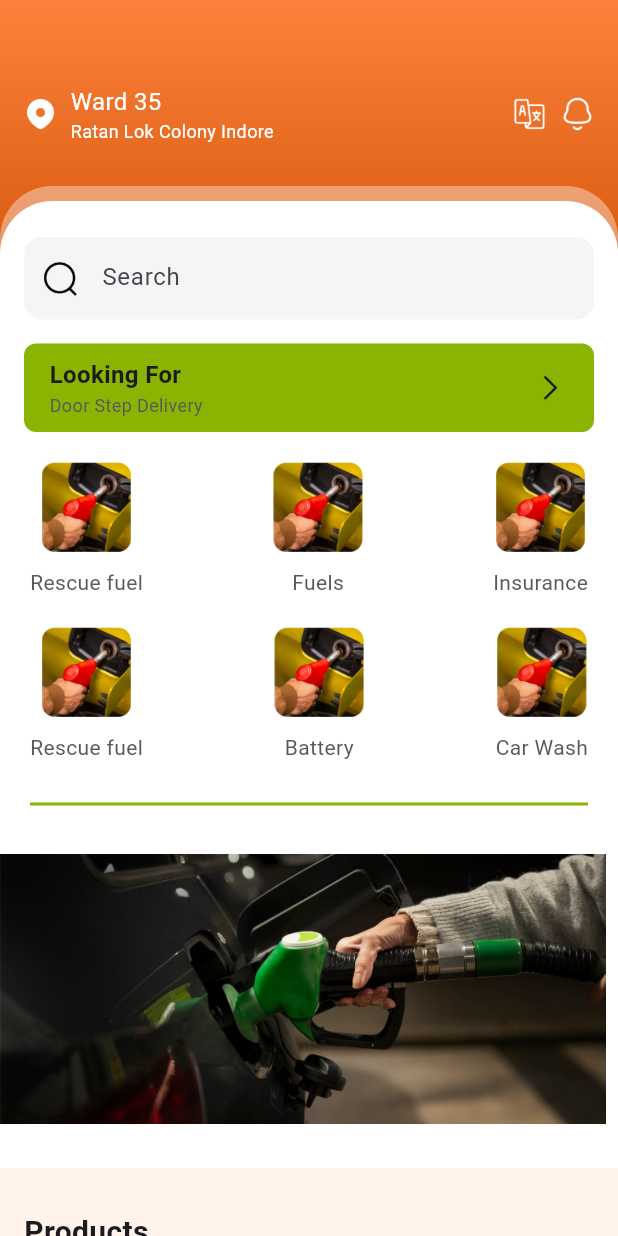
After one commit to Jayeshkushwah/alpha_test, a Flutter app: the screen it shows after launch, after a tap on "Login", on a phone screen of 412 x 824 dp. The commit adds this screen. Run offline on Flutter 3.47's test engine with Material 3 defaults, Android fonts, the phone set to English and light mode, and no system bars.

Commit message:
Added home page

```diff
--- /dev/null
+++ b/lib/home_page.dart
@@ -0,0 +1,415 @@
+import 'package:flutter/material.dart';
+import 'package:flutter/widgets.dart';
+
+class HomePage extends StatelessWidget {
+  const HomePage({super.key});
+
+  @override
+  Widget build(BuildContext context) {
+    return Scaffold(
+      body: SingleChildScrollView(
+        child: Container(
+          decoration: const BoxDecoration(
+              gradient: LinearGradient(
+                  begin: Alignment.topCenter,
+                  end: Alignment.center,
+                  colors: [
+                Color.fromRGBO(252, 130, 59, 1),
+                Color.fromRGBO(211, 83, 7, 1),
+                Color.fromRGBO(211, 83, 7, 1),
+                Color.fromRGBO(211, 83, 7, 1),
+              ])),
+          child: Padding(
+            padding: const EdgeInsets.only(top: 48),
+            child: Column(
+              children: [
+                Padding(
+                  padding:
+                      const EdgeInsets.symmetric(horizontal: 15.0, vertical: 8),
+
+                  // Top App bar
+                  child: Row(
+                    mainAxisAlignment: MainAxisAlignment.spaceBetween,
+                    children: [
+                      Row(
+                        children: [
+                          Image.asset(
+                            "assets/mingcute_location-fill.png",
+                            // scale: 20,
+                            height: 24,
+                          ),
+                          const SizedBox(width: 8),
+                          const Column(
+                            crossAxisAlignment: CrossAxisAlignment.start,
+                            children: [
+                              Text(
+                                "Ward 35",
+                                style: TextStyle(
+                                  color: Colors.white,
+                                  fontSize: 16,
+                                ),
+                              ),
+                              Text(
+                                "Ratan Lok Colony Indore",
+                                style: TextStyle(
+                                  color: Colors.white,
+                                  fontSize: 12,
+                                ),
+                              ),
+                            ],
+                          ),
+                        ],
+                      ),
+                      Row(
+                        children: [
+                          Image.asset(
+                            "assets/Group 2979.png",
+                            height: 24,
+                          ),
+                          const SizedBox(width: 8),
+                          Image.asset(
+                            "assets/Notification.png",
+                            height: 24,
+                          ),
+                        ],
+                      )
+                    ],
+                  ),
+                ),
+                const SizedBox(height: 20),
+                Container(
+                  decoration: const BoxDecoration(
+                    color: Colors.white38,
+                    borderRadius: BorderRadius.only(
+                      topLeft: Radius.circular(35),
+                      topRight: Radius.circular(35),
+                    ),
+                  ),
+                  child: Padding(
+                    padding: const EdgeInsets.only(top: 10),
+                    child: Container(
+                      decoration: const BoxDecoration(
+                        color: Colors.white,
+                        borderRadius: BorderRadius.only(
+                          topLeft: Radius.circular(35),
+                          topRight: Radius.circular(35),
+                        ),
+                      ),
+                      child: Column(
+                        crossAxisAlignment: CrossAxisAlignment.start,
+                        children: [
+                          const SizedBox(height: 24),
+
+                          // search bar
+                          Padding(
+                            padding:
+                                const EdgeInsets.symmetric(horizontal: 16.0),
+                            child: SizedBox(
+                              height: 55,
+                              child: TextFormField(
+                                decoration: InputDecoration(
+                                    prefixIcon: Image.asset(
+                                      "assets/Search.png",
+                                      scale: 20,
+                                    ),
+                                    fillColor: Color.fromRGBO(245, 245, 245, 1),
+                                    filled: true,
+                                    enabledBorder: OutlineInputBorder(
+                                      borderRadius: BorderRadius.circular(12),
+                                      borderSide: BorderSide.none,
+                                    ),
+                                    // enabled: true,
+                                    hintText: "Search"),
+                              ),
+                            ),
+                          ),
+                          SizedBox(height: 16),
+
+                          // lookign for section
+                          Padding(
+                            padding:
+                                const EdgeInsets.symmetric(horizontal: 16.0),
+                            child: Container(
+                              height: 59,
+                              decoration: BoxDecoration(
+                                color: Color.fromRGBO(138, 180, 2, 200),
+                                border: Border.all(
+                                  color: Color.fromRGBO(138, 180, 2, 10),
+                                ),
+                                borderRadius: BorderRadius.circular(8),
+                              ),
+                              padding: EdgeInsets.symmetric(horizontal: 16),
+                              child: Row(
+                                mainAxisAlignment:
+                                    MainAxisAlignment.spaceBetween,
+                                crossAxisAlignment: CrossAxisAlignment.center,
+                                children: [
+                                  Column(
+                                    crossAxisAlignment:
+                                        CrossAxisAlignment.start,
+                                    mainAxisAlignment: MainAxisAlignment.center,
+                                    children: [
+                                      Text(
+                                        "Looking For",
+                                        style: TextStyle(
+                                          fontSize: 16,
+                                          fontWeight: FontWeight.bold,
+                                        ),
+                                      ),
+                                      Text(
+                                        "Door Step Delivery",
+                                        style: TextStyle(
+                                          fontSize: 12,
+                                          color: Color.fromRGBO(89, 89, 89, 1),
+                                        ),
+                                      ),
+                                    ],
+                                  ),
+                                  Image.asset(
+                                    "assets/Arrow - Down 2.png",
+                                    height: 24,
+                                  )
+                                ],
+                              ),
+                            ),
+                          ),
+
+                          // Category section
+                          Padding(
+                            padding:
+                                const EdgeInsets.symmetric(horizontal: 20.0),
+                            child: Container(
+                              height: 240,
+                              padding: EdgeInsets.symmetric(vertical: 20),
+                              child: Column(
+                                mainAxisAlignment:
+                                    MainAxisAlignment.spaceBetween,
+                                children: [
+                                  Row(
+                                    mainAxisAlignment:
+                                        MainAxisAlignment.spaceBetween,
+                                    children: [
+                                      Container(
+                                        child: Column(
+                                          children: [
+                                            Image.asset(
+                                              "assets/dummy.png",
+                                              height: 60,
+                                            ),
+                                            SizedBox(height: 10),
+                                            Text(
+                                              "Rescue fuel",
+                                              style: TextStyle(
+                                                color: Color.fromRGBO(
+                                                    89, 89, 89, 1),
+                                              ),
+                                            )
+                                          ],
+                                        ),
+                                      ),
+                                      Container(
+                                        child: Column(
+                                          children: [
+                                            Image.asset(
+                                              "assets/dummy.png",
+                                              height: 60,
+                                            ),
+                                            SizedBox(height: 10),
+                                            Text(
+                                              "Fuels",
+                                              style: TextStyle(
+                                                color: Color.fromRGBO(
+                                                    89, 89, 89, 1),
+                                              ),
+                                            )
+                                          ],
+                                        ),
+                                      ),
+                                      Container(
+                                        child: Column(
+                                          children: [
+                                            Image.asset(
+                                              "assets/dummy.png",
+                                              height: 60,
+                                            ),
+                                            SizedBox(height: 10),
+                                            Text(
+                                              "Insurance",
+                                              style: TextStyle(
+                                                color: Color.fromRGBO(
+                                                    89, 89, 89, 1),
+                                              ),
+                                            )
+                                          ],
+                                        ),
+                                      ),
+                                    ],
+                                  ),
+                                  Row(
+                                    mainAxisAlignment:
+                                        MainAxisAlignment.spaceBetween,
+                                    children: [
+                                      Container(
+                                        child: Column(
+                                          children: [
+                                            Image.asset(
+                                              "assets/dummy.png",
+                                              height: 60,
+                                            ),
+                                            SizedBox(height: 10),
+                                            Text(
+                                              "Rescue fuel",
+                                              style: TextStyle(
+                                                color: Color.fromRGBO(
+                                                    89, 89, 89, 1),
+                                              ),
+                                            )
+                                          ],
+                                        ),
+                                      ),
+                                      Container(
+                                        child: Column(
+                                          children: [
+                                            Image.asset(
+                                              "assets/dummy.png",
+                                              height: 60,
+                                            ),
+                                            SizedBox(height: 10),
+                                            Text(
+                                              "Battery",
+                                              style: TextStyle(
+                                                color: Color.fromRGBO(
+                                                    89, 89, 89, 1),
+                                              ),
+                                            )
+                                          ],
+                                        ),
+                                      ),
+                                      Container(
+                                        child: Column(
+                                          children: [
+                                            Image.asset(
+                                              "assets/dummy.png",
+                                              height: 60,
+                                            ),
+                                            SizedBox(height: 10),
+                                            Text(
+                                              "Car Wash",
+                                              style: TextStyle(
+                                                color: Color.fromRGBO(
+                                                    89, 89, 89, 1),
+                                              ),
+                                            )
+                                          ],
+                                        ),
+                                      ),
+                                    ],
+                                  ),
+                                ],
+                              ),
+                            ),
+                          ),
+
+                          Padding(
+                            padding:
+                                const EdgeInsets.symmetric(horizontal: 20.0),
+                            child: Divider(
+                              color: Color.fromRGBO(138, 180, 2, 100),
+                              thickness: 2,
+                            ),
+                          ),
+                          SizedBox(height: 25),
+
+                          // slider
+                          Image.asset(
+                            "assets/dummy2.png",
+                            height: 180,
+                            fit: BoxFit.cover,
+                          ),
+                          SizedBox(height: 30),
+                          Container(
+                            decoration: BoxDecoration(
+                                color: Color.fromRGBO(255, 243, 236, 1)),
+                            padding: EdgeInsets.symmetric(horizontal: 16),
+                            child: Column(
+                              crossAxisAlignment: CrossAxisAlignment.start,
+                              children: [
+                                SizedBox(height: 28),
+                                Text(
+                                  "Products",
+                                  style: TextStyle(
+                                      fontSize: 20,
+                                      fontWeight: FontWeight.bold),
+                                ),
+                                const SizedBox(height: 20),
+                                productTile(),
+                                const SizedBox(height: 12),
+                                productTile(),
+                                const SizedBox(height: 12),
+                                productTile(),
+                                const SizedBox(height: 50),
+                              ],
+                            ),
+                          ),
+                          Row(),
+                        ],
+                      ),
+                    ),
+                  ),
+                ),
+              ],
+            ),
+          ),
+        ),
+      ),
+    );
+  }
+}
+
+// products tile
+
+Widget productTile() {
+  return Container(
+    height: 100,
+    decoration: BoxDecoration(
+      color: Colors.white,
+      borderRadius: BorderRadius.circular(8),
+    ),
+    child: Row(
+      children: [
+        SizedBox(width: 4),
+        Container(
+          height: 92,
+          width: 92,
+          decoration: BoxDecoration(
+            color: Colors.grey.shade200,
+            borderRadius: BorderRadius.circular(8),
+          ),
+        ),
+        Padding(
+          padding: const EdgeInsets.all(14.0),
+          child: Column(
+            crossAxisAlignment: CrossAxisAlignment.start,
+            mainAxisAlignment: MainAxisAlignment.spaceEvenly,
+            children: [
+              Text(
+                "My Fuels Product",
+                style: TextStyle(
+                  fontSize: 16,
+                  fontWeight: FontWeight.bold,
+                ),
+              ),
+              Text(
+                "Order Now",
+                style: TextStyle(
+                  color: const Color.fromRGBO(255, 138, 13, 1),
+                  fontSize: 16,
+                ),
+              ),
+            ],
+          ),
+        )
+      ],
+    ),
+  );
+}
--- a/lib/login_page.dart
+++ b/lib/login_page.dart
@@ -1,6 +1,7 @@
 import 'package:flutter/material.dart';
 import 'package:test_prj/components/my_button.dart';
 import 'package:test_prj/components/my_textfield.dart';
+import 'package:test_prj/home_page.dart';
 import 'package:test_prj/login_page_2.dart';
 import 'package:test_prj/sign_up.dart';
 
@@ -46,12 +47,6 @@ class LoginPage extends StatelessWidget {
                       crossAxisAlignment: CrossAxisAlignment.start,
                       children: [
                         const SizedBox(height: 50),
-                        // App Icon
-                        // const Icon(
-                        //   Icons.water_drop_outlined,
-                        //   color: Colors.green,
-                        //   size: 60,
-                        // ),
                         Image.asset(
                           "assets/login-logo.png",
                           height: 62,
@@ -96,7 +91,8 @@ class LoginPage extends StatelessWidget {
                               onTap: () => Navigator.push(
                                   context,
                                   MaterialPageRoute(
-                                      builder: (context) => LoginPage2())),
+                                      builder: (context) =>
+                                          const LoginPage2())),
                               child: Container(
                                 height: 45,
                                 width: 160,
@@ -135,7 +131,13 @@ class LoginPage extends StatelessWidget {
                           ],
                         ),
                         const SizedBox(height: 20),
-                        const MyButton(text: "Login"),
+                        GestureDetector(
+                          onTap: () => Navigator.push(
+                              context,
+                              MaterialPageRoute(
+                                  builder: (context) => const HomePage())),
+                          child: const MyButton(text: "Login"),
+                        ),
                         const SizedBox(height: 100),
                         Row(
                           mainAxisAlignment: MainAxisAlignment.center,
@@ -145,7 +147,7 @@ class LoginPage extends StatelessWidget {
                               onTap: () => Navigator.push(
                                   context,
                                   MaterialPageRoute(
-                                      builder: (context) => SignUp())),
+                                      builder: (context) => const SignUp())),
                               child: const Text(
                                 "Sign Up",
                                 style: TextStyle(
```
Also changed, not shown: assets/dummy.png (added), assets/dummy2.png (added).
